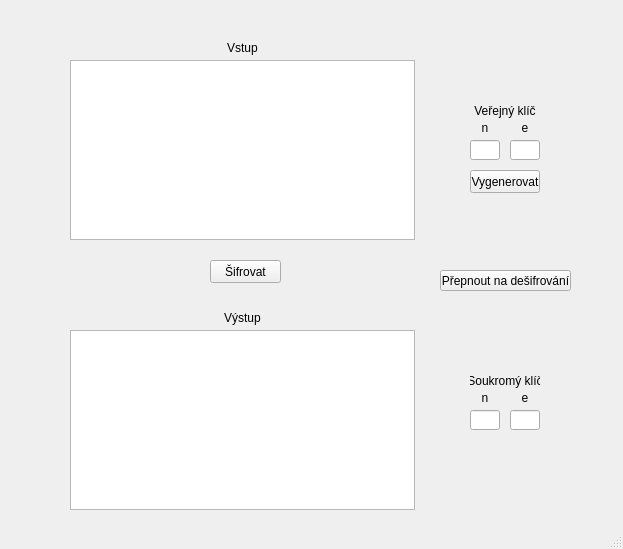
FAIKRYHB/rsa, file dialog.ui: the form before one commit.
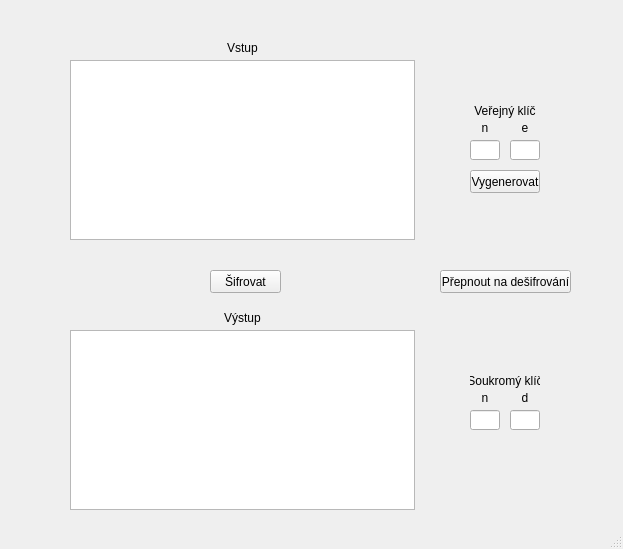
The form after the commit.

Diff of the .ui file:
```diff
--- a/dialog.ui
+++ b/dialog.ui
@@ -18,7 +18,7 @@
     <property name="geometry">
      <rect>
       <x>210</x>
-      <y>260</y>
+      <y>270</y>
       <width>71</width>
       <height>23</height>
      </rect>
@@ -53,7 +53,7 @@
       <x>440</x>
       <y>270</y>
       <width>131</width>
-      <height>21</height>
+      <height>23</height>
      </rect>
     </property>
     <property name="text">
@@ -211,7 +211,7 @@
      </rect>
     </property>
     <property name="text">
-     <string>e</string>
+     <string>d</string>
     </property>
     <property name="alignment">
      <set>Qt::AlignCenter</set>
```
